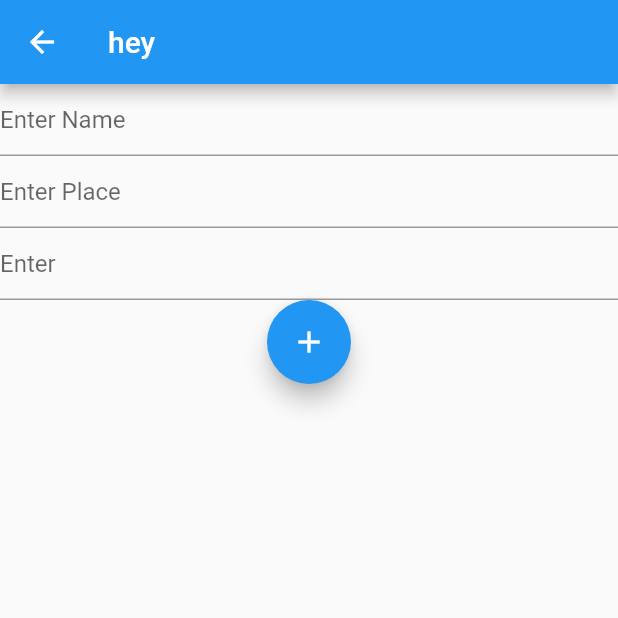
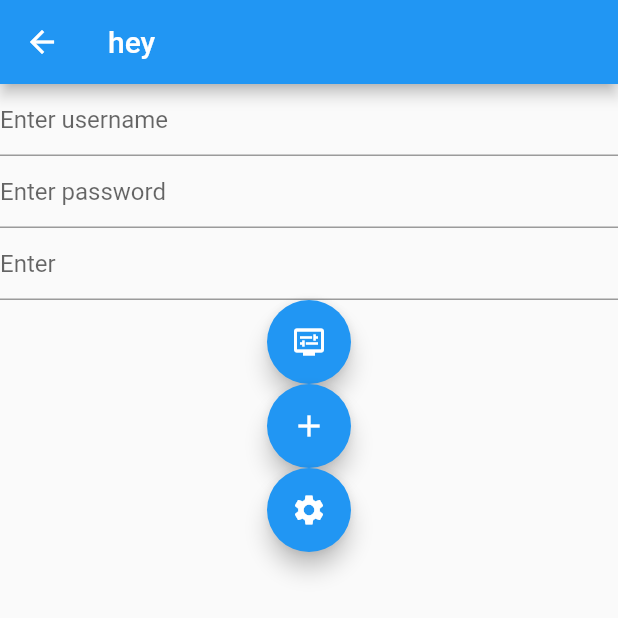
Before and after one commit to Nived187/BusManagementSystem, a Flutter app: the page1 screen opened directly, after a tap on the "add" icon, on a phone screen of 412 x 824 dp, the top half of it. Run offline on Flutter 3.47's test engine with Material 2 defaults, Android fonts, the phone set to English and light mode, and no system bars; our stand-ins replace shared_preferences; missing offline and left inert: dart:html; accounts and stored records are empty.

Commit message:
Authenticating user and pasword , determines which page to load login or dummy

```diff
--- a/lib/page1.dart
+++ b/lib/page1.dart
@@ -4,6 +4,7 @@ import 'dart:html';
 import 'package:flutter/material.dart';
 import 'package:flutter/services.dart';
 import 'package:http/http.dart' as http;
+import 'package:shared_preferences/shared_preferences.dart';
 
 class page1 extends StatefulWidget {
   @override
@@ -12,12 +13,31 @@ class page1 extends StatefulWidget {
 
 class _page1State extends State<page1> {
   //const page1({Key? key}) : super(key: key);
+
+  var id = TextEditingController();
+  var password = TextEditingController();
+
   Future<void> dummy()
   async {
-    print('hey');
+    SharedPreferences sh = await SharedPreferences.getInstance();
+    var name = sh.getString('password');
+    print('$name');
 
-    var response = await http.post(Uri.parse('https://jsonplaceholder.typicode.com/posts'),body: jsonEncode({'title':'title'}));
-    print(response.statusCode);
+    // var response = await http.post(Uri.parse('https://jsonplaceholder.typicode.com/posts'),body: jsonEncode({'title':'title'}));
+    // print(response.statusCode);
+  }
+
+  void resgUser()async
+  {
+    SharedPreferences sh = await SharedPreferences.getInstance();
+    sh.setString('id', id.text);
+    sh.setString('password', password.text);
+
+  }
+
+  void TextDisp()
+  {
+    print(id.text);
   }
 
   @override
@@ -27,11 +47,13 @@ class _page1State extends State<page1> {
       body: Container(child: Column(children: [
 
 
-        TextField(decoration: InputDecoration(hintText: "Enter Name "),),
-        TextField(decoration: InputDecoration(hintText: "Enter Place "),),
+        TextField(decoration: InputDecoration(hintText: "Enter username "),controller: id,),
+        TextField(decoration: InputDecoration(hintText: "Enter password "),controller : password),
         TextField(decoration: InputDecoration(hintText: "Enter  "),),
 
-        FloatingActionButton(onPressed: dummy,child: Icon(Icons.add),),
+        FloatingActionButton(onPressed: dummy,child: Icon(Icons.display_settings),),
+        FloatingActionButton(onPressed: resgUser,child: Icon(Icons.add),),
+        FloatingActionButton(onPressed: TextDisp,child: Icon(Icons.settings),),
 
 
       ],),
--- a/pubspec.yaml
+++ b/pubspec.yaml
@@ -38,6 +38,7 @@ dependencies:
   cupertino_icons: ^1.0.2
   http: ^0.13.5
   flutter_barcode_scanner: ^2.0.0
+  shared_preferences: ^2.0.15
 
 dev_dependencies:
   flutter_test:
```
Also changed, not shown: lib/DummyPage.dart (added, +18 -0 lines), lib/loginpage.dart (+60 -3 lines), lib/main.dart (+26 -108 lines), pubspec.lock, 1 other file.
